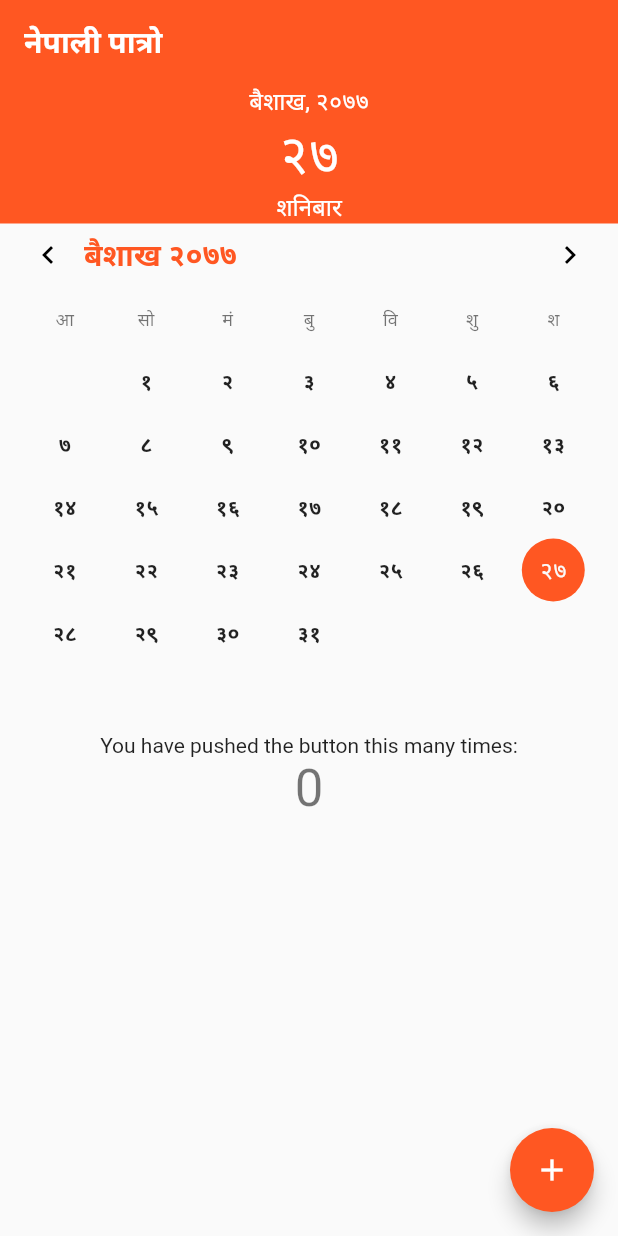
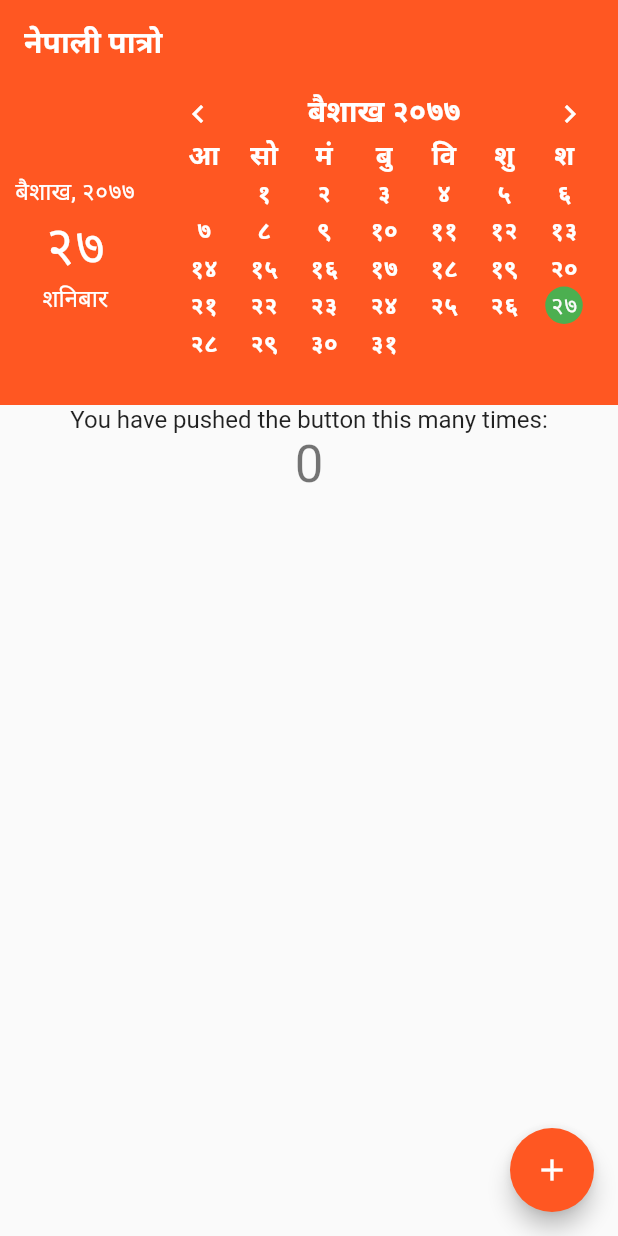
Before and after one commit to kuberkarki/neapli-patro, a Flutter app: the screen it shows after launch, on a phone screen of 412 x 824 dp. Run offline on Flutter 3.47's test engine with Material 2 defaults, Android fonts, the phone set to English and light mode, and no system bars; Roboto replaces fonts that are missing (Hind).

Commit message:
design detail

```diff
--- a/lib/helpers/patro_helper.dart
+++ b/lib/helpers/patro_helper.dart
@@ -34,7 +34,7 @@ class CalendarStyle {
   /// Determines whether the row of days of the week should be rendered or not.
   final bool renderDaysOfWeek;
 
-  /// Padding of `CleanNepaliCalendar`'s content.
+  /// Padding of `PatroNepaliCalendar`'s content.
   final EdgeInsets contentPadding;
 
   /// Specifies whether or not SelectedDay should be highlighted.
@@ -65,7 +65,7 @@ class CalendarStyle {
 
 
 
-/// Class containing styling and configuration of `CleanNepaliCalendar`'s header.
+/// Class containing styling and configuration of `PatroNepaliCalendar`'s header.
 class HeaderStyle {
   /// Responsible for making title Text centered.
   final bool centerHeaderTitle;
@@ -107,9 +107,9 @@ class HeaderStyle {
     this.titleTextStyle = const TextStyle(fontSize: 17.0),
     this.leftChevronPadding = const EdgeInsets.all(8.0),
     this.rightChevronPadding = const EdgeInsets.all(8.0),
-    this.leftChevronIcon = const Icon(Icons.chevron_left, color: Colors.black),
+    this.leftChevronIcon = const Icon(Icons.chevron_left, color: Colors.white),
     this.rightChevronIcon =
-        const Icon(Icons.chevron_right, color: Colors.black),
+        const Icon(Icons.chevron_right, color: Colors.white),
     this.decoration = const BoxDecoration(),
   });
 }
@@ -157,10 +157,10 @@ String formattedMonth(
 const int _kMaxDayPickerRowCount = 6; // A 31 day month that starts on Saturday.
 // Two extra rows: one for the day-of-week header and one for the month header.
 const double _kMaxDayPickerHeight =
-    _kDayPickerRowHeight * (_kMaxDayPickerRowCount + 2);
+    _kDayPickerRowHeight * (_kMaxDayPickerRowCount);
 
-class CleanNepaliCalendar extends StatefulWidget {
-  const CleanNepaliCalendar({
+class PatroNepaliCalendar extends StatefulWidget {
+  const PatroNepaliCalendar({
     Key key,
     this.initialDate,
     this.firstDate,
@@ -188,10 +188,10 @@ class CleanNepaliCalendar extends StatefulWidget {
   final NepaliCalendarController controller;
 
   @override
-  _CleanNepaliCalendarState createState() => _CleanNepaliCalendarState();
+  _PatroNepaliCalendarState createState() => _PatroNepaliCalendarState();
 }
 
-class _CleanNepaliCalendarState extends State<CleanNepaliCalendar> {
+class _PatroNepaliCalendarState extends State<PatroNepaliCalendar> {
   @override
   void initState() {
     super.initState();
@@ -222,7 +222,7 @@ class _CleanNepaliCalendarState extends State<CleanNepaliCalendar> {
   }
 
   @override
-  void didUpdateWidget(CleanNepaliCalendar oldWidget) {
+  void didUpdateWidget(PatroNepaliCalendar oldWidget) {
     super.didUpdateWidget(oldWidget);
     _selectedDate = widget.initialDate ?? NepaliDateTime.now();
     widget.controller
@@ -480,7 +480,7 @@ class _CalendarHeader extends StatelessWidget {
   }
 }
 
-const double _kDayPickerRowHeight = 42.0;
+const double _kDayPickerRowHeight = 35.0;
 
 class _DayPickerGridDelegate extends SliverGridDelegate {
   const _DayPickerGridDelegate();
--- a/lib/main.dart
+++ b/lib/main.dart
@@ -1,8 +1,8 @@
-
 import 'package:flutter/material.dart';
 import 'package:flutter/rendering.dart';
 import 'helpers/patro_helper.dart';
 import 'patro/patro.dart';
+
 void main() {
   Patro(Language.nepali);
   runApp(MyApp());
@@ -22,7 +22,8 @@ class MyApp extends StatelessWidget {
         textTheme: TextTheme(
           headline1: TextStyle(fontSize: 72.0, fontWeight: FontWeight.bold),
           headline6: TextStyle(fontSize: 36.0, fontStyle: FontStyle.italic),
-          bodyText2: TextStyle(fontSize: 14.0, fontFamily: 'Hind'),
+          bodyText2: TextStyle(fontSize: 16.0,),
+          caption: TextStyle(fontSize: 18.0, fontWeight: FontWeight.bold,color:Colors.white),
         ),
       ),
       home: MyHomePage(title: NepaliUnicode.convert('nepaalI Paatro')),
@@ -46,10 +47,11 @@ class _MyHomePageState extends State<MyHomePage> {
   NepaliDateTime currentTime = NepaliDateTime.now();
   var date2 = NepaliDateFormat.EEEE();
 
-  final NepaliDateTime first =NepaliDateTime(2075,5);
-    final NepaliDateTime last = NepaliDateTime(2077,3);
+  final NepaliDateTime first = NepaliDateTime(2075, 5);
+  final NepaliDateTime last = NepaliDateTime(2077, 3);
 
-  final NepaliCalendarController _nepaliCalendarController = NepaliCalendarController();
+  final NepaliCalendarController _nepaliCalendarController =
+      NepaliCalendarController();
 // print(currentTime.toIso8601String());
   // print(currentTime.toIso8601String()); //2076-02-01T11:25:46.490980
 
@@ -59,11 +61,8 @@ class _MyHomePageState extends State<MyHomePage> {
     });
   }
 
-
-
   @override
   Widget build(BuildContext context) {
-
     return Scaffold(
       appBar: AppBar(
         title: Text(
@@ -72,18 +71,24 @@ class _MyHomePageState extends State<MyHomePage> {
         ),
         elevation: 0.0,
       ),
-      body: Column(
+      body: Container(
+        child: Column(
           children: [
             Container(
-            // width: MediaQuery.of(context).size.width/20,
               color: Colors.deepOrange,
+              child: Row(
+                children: [
+                  Container(
+                    width: 100,
+
                     child: Column(
                       children: [
                         Row(
                           mainAxisAlignment: MainAxisAlignment.center,
                           children: [
                             Text(NepaliDateFormat.LLLL().format(currentTime) + ', ',
-                        style: TextStyle(fontSize: 16, color: Colors.white)),
+                                style:
+                                    TextStyle(fontSize: 16, color: Colors.white)),
                             Text(
                               NepaliDateFormat.y().format(currentTime),
                               style: TextStyle(fontSize: 16, color: Colors.white),
@@ -97,14 +102,13 @@ class _MyHomePageState extends State<MyHomePage> {
                       ],
                     ),
                   ),
-          Container(
-              //  width: 300,
-              // _getDayHeaders()
+                  Expanded(
+                    child: Container(
                       child: SingleChildScrollView(
                         child: Column(
                           crossAxisAlignment: CrossAxisAlignment.start,
                           children: <Widget>[
-            CleanNepaliCalendar(
+                            PatroNepaliCalendar(
                               controller: _nepaliCalendarController,
                               onHeaderLongPressed: (date) {
                                 print("header long pressed $date");
@@ -113,31 +117,37 @@ class _MyHomePageState extends State<MyHomePage> {
                                 print("header tapped $date");
                               },
                               calendarStyle: CalendarStyle(
-                selectedColor: Colors.deepOrange,
-                dayStyle: TextStyle(fontWeight: FontWeight.bold),
+                                selectedColor: Colors.green,
+                                dayStyle: TextStyle(fontWeight: FontWeight.bold,color:Colors.white),
                                 todayStyle: TextStyle(
-                  fontSize: 20.0,
+                                  fontSize: 18.0,
                                 ),
-                todayColor: Colors.orange.shade400,
+                                todayColor: Colors.grey[400],
                                 highlightSelected: true,
                                 renderDaysOfWeek: true,
                                 highlightToday: true,
                               ),
                               headerStyle: HeaderStyle(
-                centerHeaderTitle: false,
-                titleTextStyle: TextStyle(fontWeight: FontWeight.bold, color: Colors.deepOrange,fontSize: 20.0),
+                                centerHeaderTitle: true,
+                                titleTextStyle: TextStyle(
+                                    fontWeight: FontWeight.bold,
+                                    color: Colors.white,
+                                    fontSize: 20.0),
                               ),
                               initialDate: NepaliDateTime.now(),
                               // firstDate: first,
                               // lastDate: last,
                               language: Language.nepali,
-              onDaySelected: (day){
+                              onDaySelected: (day) {
                                 print(day.toString());
                               },
-
                             ),
                           ],
                         ),
+                      ),
+                    ),
+                  ),
+                ],
               ),
             ),
             Center(
@@ -156,6 +166,7 @@ class _MyHomePageState extends State<MyHomePage> {
             ),
           ],
         ),
+      ),
       floatingActionButton: FloatingActionButton(
         onPressed: _incrementCounter,
         tooltip: 'Increment',
```
Lines whose indentation alone changed are shown as unchanged.
